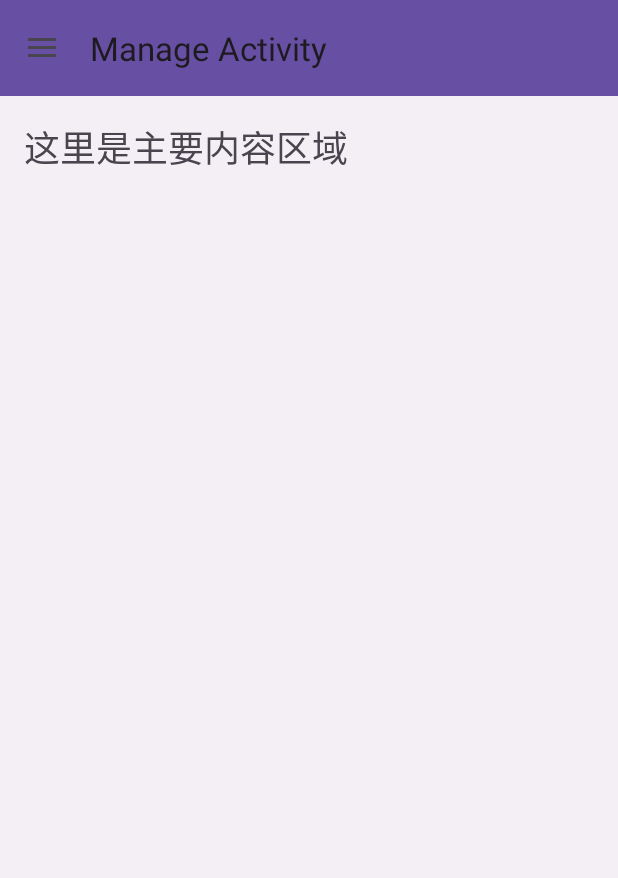
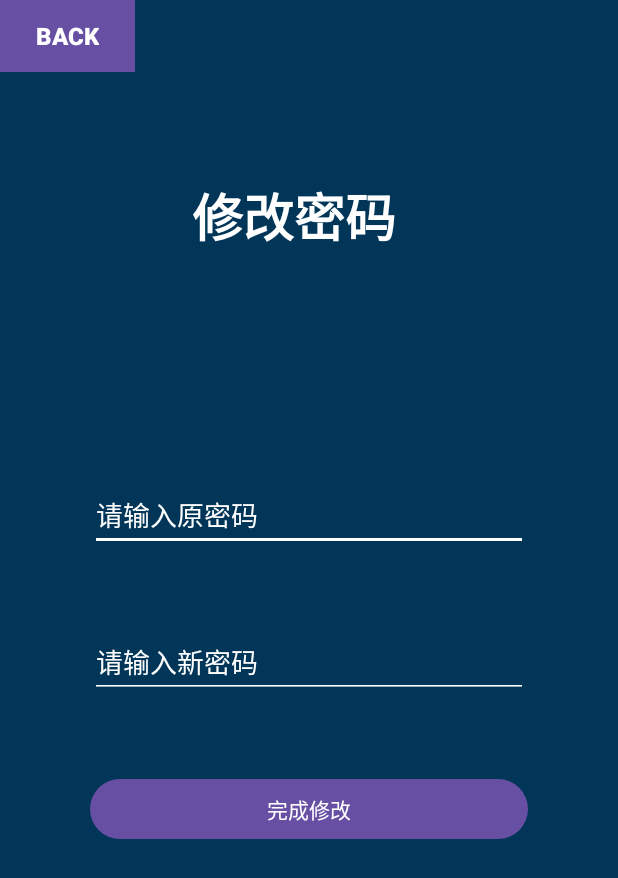
Before and after one commit to IavaI/memo, an Android app: the ManageActivity screen opened directly, with no data from a screen before it, in the side drawer, after a tap on "修改密码", on a phone screen of 412 x 824 dp. Shown: the top 878 px of the screen. Run offline under Robolectric (Android 15) with nearby library versions, the phone set to English and light mode, and no system bars.

Commit message:
完善了修改信息功能，添加了修改界面
完善了修改信息功能，添加了修改界面，修复显示bug

```diff
--- a/app/src/main/AndroidManifest.xml
+++ b/app/src/main/AndroidManifest.xml
@@ -12,6 +12,9 @@
         android:supportsRtl="true"
         android:theme="@style/Theme.Contact"
         tools:targetApi="31">
+        <activity
+            android:name=".activity.ChangePasswordActivity"
+            android:exported="true" />
         <activity
             android:name=".activity.ManageActivity"
             android:exported="true" />
--- /dev/null
+++ b/app/src/main/java/com/example/contact/activity/ChangePasswordActivity.java
@@ -0,0 +1,58 @@
+package com.example.contact.activity;
+
+import android.content.Intent;
+import android.os.Bundle;
+import android.view.View;
+import android.widget.Button;
+
+import androidx.activity.EdgeToEdge;
+import androidx.appcompat.app.AppCompatActivity;
+import androidx.core.graphics.Insets;
+import androidx.core.view.ViewCompat;
+import androidx.core.view.WindowInsetsCompat;
+
+import com.example.contact.R;
+
+public class ChangePasswordActivity extends AppCompatActivity {
+
+    @Override
+    protected void onCreate(Bundle savedInstanceState) {
+        super.onCreate(savedInstanceState);
+        EdgeToEdge.enable(this);
+        setContentView(R.layout.activity_change_password);
+
+        Button backButton = findViewById(R.id.button_back);
+        Button confirmButton = findViewById(R.id.button_confirm_modify);
+
+        if (confirmButton != null) {
+            confirmButton.setOnClickListener(new View.OnClickListener() {
+                @Override
+                public void onClick(View v) {
+                    // 创建意图返回 MainActivity
+                    Intent intent = new Intent(ChangePasswordActivity.this, ManageActivity.class);
+                    startActivity(intent);
+                    finish(); // 结束当前活动（RegisterActivity）
+                }
+            });
+        }
+
+        if (backButton != null) {
+            backButton.setOnClickListener(new View.OnClickListener() {
+                @Override
+                public void onClick(View v) {
+                    // 创建意图返回 MainActivity
+                    Intent intent = new Intent(ChangePasswordActivity.this, ManageActivity.class);
+                    startActivity(intent);
+                    finish(); // 结束当前活动（RegisterActivity）
+                }
+            });
+        }
+
+
+        ViewCompat.setOnApplyWindowInsetsListener(findViewById(R.id.change_pwd), (v, insets) -> {
+            Insets systemBars = insets.getInsets(WindowInsetsCompat.Type.systemBars());
+            v.setPadding(systemBars.left, systemBars.top, systemBars.right, systemBars.bottom);
+            return insets;
+        });
+    }
+}
--- a/app/src/main/java/com/example/contact/activity/ManageActivity.java
+++ b/app/src/main/java/com/example/contact/activity/ManageActivity.java
@@ -1,5 +1,6 @@
 package com.example.contact.activity;
 
+import android.content.Intent;
 import android.os.Bundle;
 import androidx.appcompat.app.ActionBarDrawerToggle;
 import androidx.appcompat.app.AppCompatActivity;
@@ -36,12 +37,28 @@ public class ManageActivity extends AppCompatActivity {
 
         // 设置NavigationView点击监听器
         navigationView.setNavigationItemSelectedListener(item -> {
-            switch (item.getItemId()) {
-                // 添加不同菜单项的处理
+            String itemId = item.getTitle().toString();
+            switch (itemId) {
+                case "个人信息":
+                    // 处理个人信息
+                    break;
+                case "修改密码":
+                    // 跳转到修改密码界面
+                    Intent intent = new Intent(ManageActivity.this, ChangePasswordActivity.class);
+                    startActivity(intent);
+                    drawerLayout.closeDrawer(GravityCompat.START);
+                    return true;
+                case "没想好啥功能":
+                    // 处理没想好啥功能
+                    break;
+                case "注销":
+                    // 处理注销
+                    break;
             }
             drawerLayout.closeDrawer(GravityCompat.START);
             return true;
         });
+
     }
 
     @Override
--- /dev/null
+++ b/app/src/main/res/layout/activity_change_password.xml
@@ -0,0 +1,86 @@
+<?xml version="1.0" encoding="utf-8"?>
+<LinearLayout
+
+
+    xmlns:android="http://schemas.android.com/apk/res/android"
+    xmlns:app="http://schemas.android.com/apk/res-auto"
+    xmlns:tools="http://schemas.android.com/tools"
+    android:id="@+id/change_pwd"
+    android:layout_width="match_parent"
+    android:layout_height="match_parent"
+    android:background="#023659"
+    android:orientation="vertical"
+    app:layout_constraintBottom_toBottomOf="parent"
+    app:layout_constraintEnd_toEndOf="parent"
+    app:layout_constraintStart_toStartOf="parent"
+    app:layout_constraintTop_toTopOf="parent">
+
+
+    <Button
+        android:id="@+id/button_back"
+        style="@style/Widget.AppCompat.Button.Borderless"
+        android:layout_width="wrap_content"
+        android:layout_height="wrap_content"
+        android:layout_marginBottom="70dp"
+        android:background="#673AB7"
+        android:text="back"
+        android:textAlignment="center"
+        android:textSize="16sp"
+        android:textStyle="bold" />
+
+    <TextView
+        android:id="@+id/textView3"
+        android:layout_width="wrap_content"
+        android:layout_height="wrap_content"
+        android:layout_marginLeft="128dp"
+        android:layout_marginRight="60dp"
+        android:layout_marginBottom="150dp"
+        android:text="修改密码"
+        android:textAlignment="center"
+        android:textColor="@android:color/white"
+        android:textSize="34sp"
+        android:textStyle="bold" />
+
+
+
+    <EditText
+        android:id="@+id/change_old_pwd"
+        android:layout_width="match_parent"
+        android:layout_height="wrap_content"
+        android:layout_marginBottom="50dp"
+        android:layout_marginLeft="60dp"
+        android:layout_marginRight="60dp"
+        android:backgroundTint="#FFFFFF"
+        android:ems="10"
+        android:hint="请输入原密码"
+        android:digits="abcdefghijklmnopqrstuvwxyzABCDEFGHIJKLMNOPQRSTUVWXYZ0123456789@."
+        android:textColor="#FFFFFF"
+        android:textColorHint="@android:color/white" />
+
+    <EditText
+        android:id="@+id/change_new_pwd"
+        android:layout_width="match_parent"
+        android:layout_height="wrap_content"
+        android:layout_marginBottom="50dp"
+        android:layout_marginLeft="60dp"
+        android:layout_marginRight="60dp"
+        android:backgroundTint="#FFFFFF"
+        android:ems="10"
+        android:hint="请输入新密码"
+        android:digits="abcdefghijklmnopqrstuvwxyzABCDEFGHIJKLMNOPQRSTUVWXYZ0123456789@."
+        android:textColor="#FFFFFF"
+        android:textColorHint="@android:color/white" />
+
+
+    <Button
+        android:id="@+id/button_confirm_modify"
+        android:layout_width="match_parent"
+        android:layout_height="wrap_content"
+        android:layout_marginLeft="60dp"
+        android:layout_marginRight="60dp"
+        android:text="完成修改" />
+
+
+
+
+</LinearLayout>
--- a/app/src/main/res/layout/activity_register.xml
+++ b/app/src/main/res/layout/activity_register.xml
@@ -1,5 +1,5 @@
 <?xml version="1.0" encoding="utf-8"?>
-<!--    android:gravity="center_vertical|center_horizontal"-->
+
 <LinearLayout
 
 
@@ -11,8 +11,6 @@
     android:layout_height="match_parent"
     android:background="#023659"
     android:orientation="vertical"
-    android:paddingBottom="60dp"
-    android:paddingRight="60dp"
     app:layout_constraintBottom_toBottomOf="parent"
     app:layout_constraintEnd_toEndOf="parent"
     app:layout_constraintStart_toStartOf="parent"
@@ -37,6 +35,7 @@
         android:layout_height="wrap_content"
         android:layout_marginLeft="128dp"
         android:layout_marginBottom="20dp"
+        android:layout_marginRight="60dp"
         android:text="用户注册"
         android:textAlignment="center"
         android:textColor="@android:color/white"
@@ -49,6 +48,7 @@
         android:layout_height="wrap_content"
         android:layout_marginLeft="60dp"
         android:layout_marginBottom="30dp"
+        android:layout_marginRight="60dp"
         android:backgroundTint="#FFFFFF"
         android:digits="abcdefghijklmnopqrstuvwxyzABCDEFGHIJKLMNOPQRSTUVWXYZ0123456789@."
         android:ems="10"
@@ -63,6 +63,7 @@
         android:layout_height="wrap_content"
         android:layout_marginBottom="20dp"
         android:layout_marginLeft="60dp"
+        android:layout_marginRight="60dp"
         android:backgroundTint="#FFFFFF"
         android:ems="10"
         android:hint="请输入密码(仅支持英文字符和数字)"
@@ -75,7 +76,8 @@
         android:layout_height="wrap_content"
         android:layout_gravity="center_horizontal"
         android:layout_marginBottom="20dp"
-        android:layout_marginLeft="40dp"
+        android:layout_marginLeft="60dp"
+        android:layout_marginRight="60dp"
         android:orientation="horizontal">
         <TextView
             android:id="@+id/textView_sex"
@@ -111,6 +113,7 @@
         android:layout_height="wrap_content"
         android:layout_marginBottom="30dp"
         android:layout_marginLeft="60dp"
+        android:layout_marginRight="60dp"
         android:backgroundTint="#FFFFFF"
         android:ems="10"
         android:hint="请输入您的昵称"
@@ -124,6 +127,7 @@
         android:layout_height="wrap_content"
         android:layout_marginBottom="30dp"
         android:layout_marginLeft="60dp"
+        android:layout_marginRight="60dp"
         android:backgroundTint="#FFFFFF"
         android:ems="10"
         android:hint="请输入您的联系方式(仅数字)"
@@ -136,24 +140,10 @@
         android:layout_width="match_parent"
         android:layout_height="wrap_content"
         android:layout_marginLeft="60dp"
+        android:layout_marginRight="60dp"
+        android:layout_marginBottom="60dp"
         android:text="完成注册" />
-·
-    <!--    <Button-->
-<!--        android:id="@+id/button"-->
-<!--        android:layout_width="270dp"-->
-<!--        android:layout_height="wrap_content"-->
-<!--        android:layout_marginBottom="15dp"-->
-<!--        android:background="@drawable/button_style"-->
-<!--        android:foreground="?selectableItemBackground"-->
-<!--        android:text="安全登录" />-->
 
-<!--    <Button-->
-<!--        android:id="@+id/button2"-->
-<!--        android:layout_width="270dp"-->
-<!--        android:layout_height="wrap_content"-->
-<!--        android:background="@drawable/button_style"-->
-<!--        android:foreground="?selectableItemBackground"-->
-<!--        android:text="账号注册" />-->
 
 
 </LinearLayout>
--- a/app/src/main/res/layout/navi_head_layout.xml
+++ b/app/src/main/res/layout/navi_head_layout.xml
@@ -16,7 +16,7 @@
     <TextView
         android:layout_width="wrap_content"
         android:layout_height="wrap_content"
-        android:text="这里是chouti区域"
+        android:text="侧边栏（功能待修改）"
         android:textSize="24sp" />
 
 </LinearLayout>
```
Also changed, not shown: app/src/main/res/layout/activity_manage.xml (+0 -14 lines).
